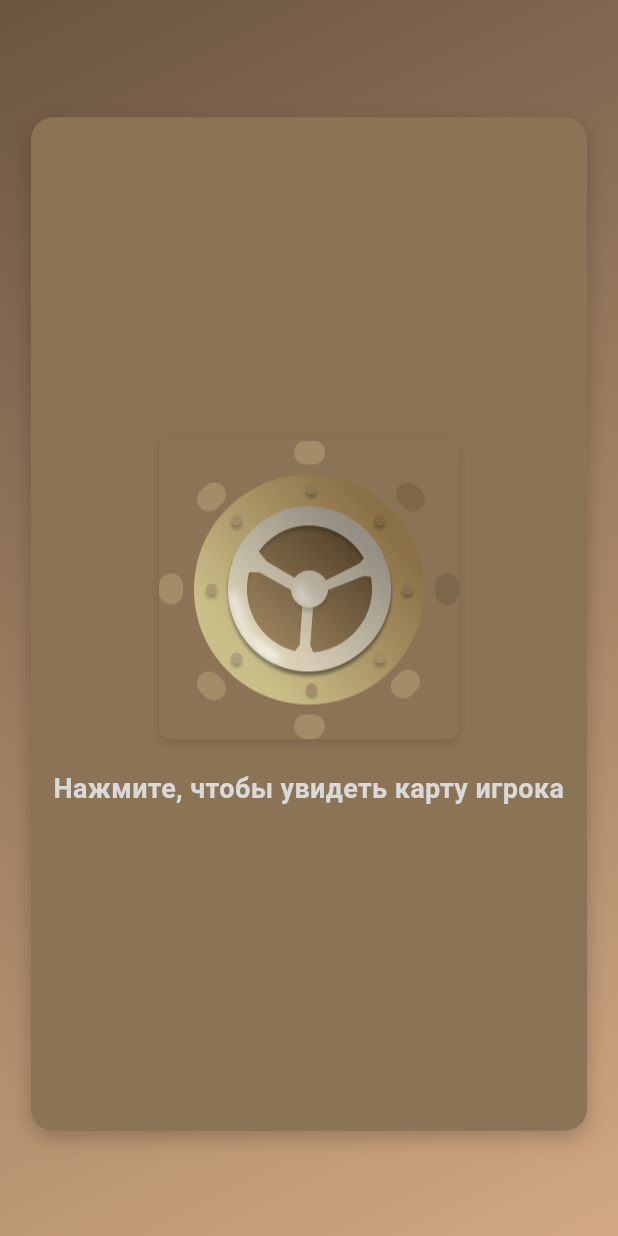
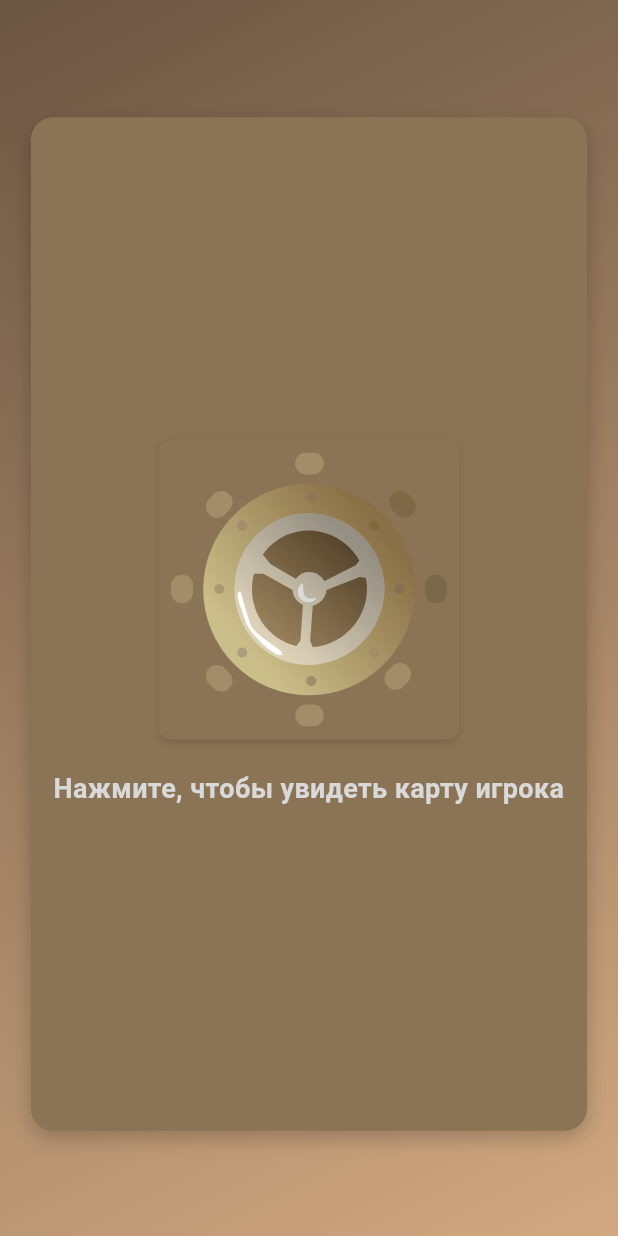
Before and after one commit to Xofty1/ShelterAI, a Flutter app: the PlayerCardScreen screen opened directly with empty values, on a phone screen of 412 x 824 dp. Run offline on Flutter 3.47's test engine with Material 3 defaults, Android fonts, the phone set to English and light mode, and no system bars; our stand-ins replace flutter_bloc, flutter_svg, freezed_annotation, shared_preferences; missing offline and left inert: pair; accounts and stored records are empty.

Commit message:
add images

```diff
--- a/lib/presentation/shelter_home.dart
+++ b/lib/presentation/shelter_home.dart
@@ -1,4 +1,5 @@
 import 'package:flutter/material.dart';
+import 'package:flutter_svg/svg.dart';
 import 'package:shelter_ai/core/navigation/navigation_manager.dart';
 import 'package:shelter_ai/presentation/ui_items/button.dart';
 
@@ -34,8 +35,8 @@ class MainMenuScreen extends StatelessWidget {
               child: Column(
                 mainAxisAlignment: MainAxisAlignment.center,
                 children: [
-                  Image.asset(
-                    "assets/images/door.png",
+                  SvgPicture.asset(
+                    'assets/images/door.svg',
                     width: 250,
                   ),
                   const SizedBox(
--- a/lib/presentation/ui_items/asset_image_item.dart
+++ b/lib/presentation/ui_items/asset_image_item.dart
@@ -1,4 +1,5 @@
 import 'package:flutter/material.dart';
+import 'package:flutter_svg/svg.dart';
 
 class AssetImageItem extends StatelessWidget {
   final String imagePath;
@@ -22,6 +23,7 @@ class AssetImageItem extends StatelessWidget {
   @override
   Widget build(BuildContext context) {
     return Container(
+      padding: const EdgeInsets.all(8),
       width: width,
       height: height,
       decoration: BoxDecoration(
@@ -37,10 +39,11 @@ class AssetImageItem extends StatelessWidget {
       ),
       child: ClipRRect(
         borderRadius: BorderRadius.circular(borderRadius),
-        child: Image.asset(
+        child: SvgPicture.asset(
           imagePath,
-          fit: fit,
-        ),
+          width: 100,
+          height: 100,
+        )
       ),
     );
   }
```
Also changed, not shown: lib/presentation/player_card.dart (+13 -11 lines), pubspec.yaml (+10 -3 lines), assets/images/age.svg (added), assets/images/door.png (deleted), assets/images/door.svg (added), assets/images/extra.svg (added), assets/images/health.svg (added), assets/images/hobby.png (deleted), assets/images/hobby.svg (added), assets/images/luggage.svg (added), assets/images/phobia.svg (added), 1 other file.
